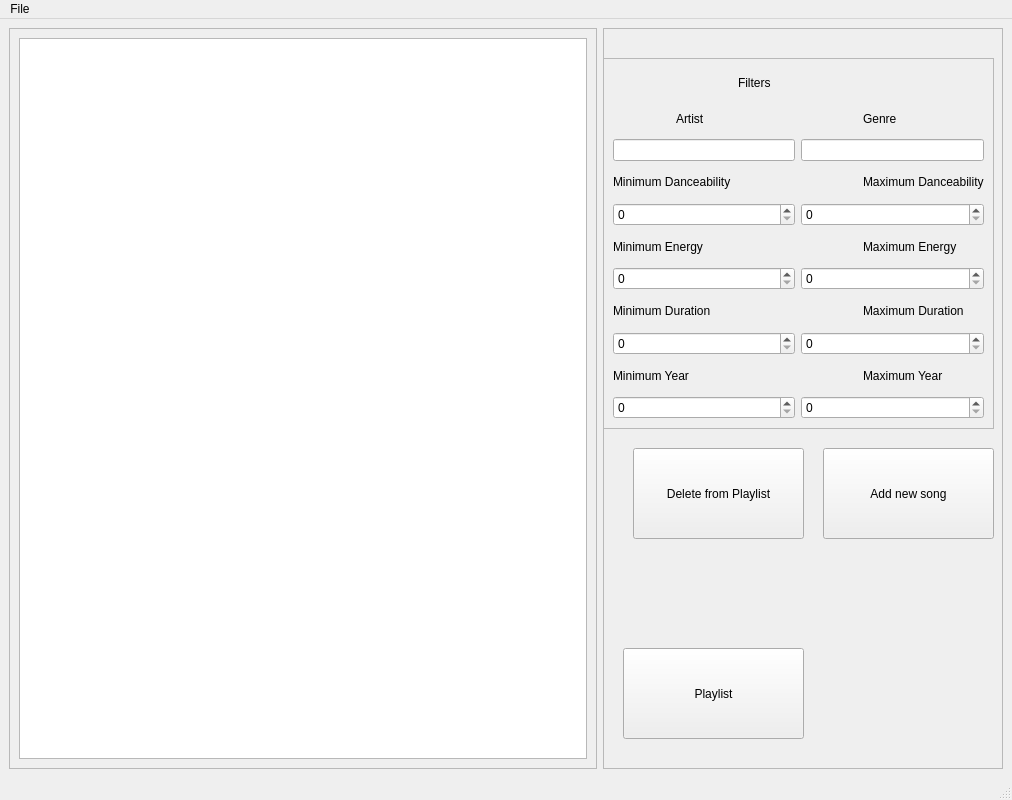
feddes/dsba-itop2022-hw, file mainwindow.ui: the form before one commit.
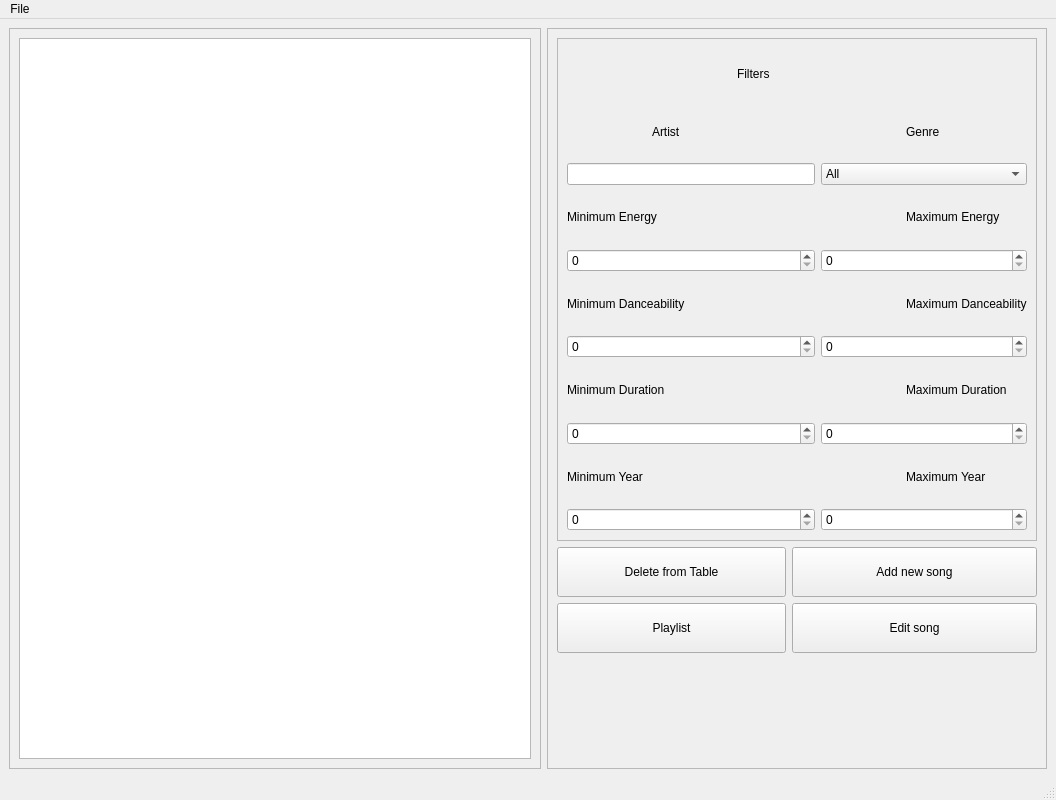
The form after the commit. Icons and pictures are not drawn.

```diff
--- a/mainwindow.ui
+++ b/mainwindow.ui
@@ -6,7 +6,7 @@
    <rect>
     <x>0</x>
     <y>0</y>
-    <width>1012</width>
+    <width>1056</width>
     <height>800</height>
    </rect>
   </property>
@@ -77,7 +77,7 @@
      <widget class="QFrame" name="frame_2">
       <property name="minimumSize">
        <size>
-        <width>400</width>
+        <width>500</width>
         <height>580</height>
        </size>
       </property>
@@ -99,92 +99,28 @@
       <property name="frameShadow">
        <enum>QFrame::Raised</enum>
       </property>
-      <widget class="QPushButton" name="Playlist">
-       <property name="geometry">
-        <rect>
-         <x>20</x>
-         <y>620</y>
-         <width>181</width>
-         <height>91</height>
-        </rect>
-       </property>
-       <property name="styleSheet">
-        <string notr="true">font: 22pt &quot;Segoe UI&quot;;</string>
+      <layout class="QGridLayout" name="gridLayout_4">
+       <item row="1" column="2">
+        <widget class="QPushButton" name="Add">
+         <property name="minimumSize">
+          <size>
+           <width>240</width>
+           <height>50</height>
+          </size>
+         </property>
+         <property name="maximumSize">
+          <size>
+           <width>16777215</width>
+           <height>80</height>
+          </size>
        </property>
        <property name="text">
-        <string>Playlist</string>
-       </property>
-      </widget>
-      <widget class="QPushButton" name="SaveCSV">
-       <property name="geometry">
-        <rect>
-         <x>30</x>
-         <y>525</y>
-         <width>71</width>
-         <height>71</height>
-        </rect>
-       </property>
-       <property name="styleSheet">
-        <string notr="true">#SaveCSV{
-background-color: transparent;
-border-image: url(save.png);
-background: none;
-border: none;
-background-repeat: none;
-}</string>
-       </property>
-       <property name="text">
-        <string/>
-       </property>
-      </widget>
-      <widget class="QPushButton" name="AddToPlaylist">
-       <property name="geometry">
-        <rect>
-         <x>120</x>
-         <y>525</y>
-         <width>81</width>
-         <height>71</height>
-        </rect>
-       </property>
-       <property name="styleSheet">
-        <string notr="true">#AddToPlaylist {
-background-color: transparent;
-border-image: url(empty-heart.png);
-background: none;
-border: none;
-background-repeat: none;
-}
-#AddToPlaylist:pressed
-{
-   border-image: url(heart.jpg);
-}</string>
-       </property>
-       <property name="text">
-        <string/>
-       </property>
-      </widget>
-      <widget class="QPushButton" name="DeleteFromPL">
-       <property name="geometry">
-        <rect>
-         <x>30</x>
-         <y>420</y>
-         <width>171</width>
-         <height>91</height>
-        </rect>
-       </property>
-       <property name="text">
-        <string>Delete from Playlist</string>
-       </property>
-      </widget>
+          <string>Add new song</string>
+         </property>
+        </widget>
+       </item>
+       <item row="0" column="0" colspan="3">
       <widget class="QFrame" name="frame_3">
-       <property name="geometry">
-        <rect>
-         <x>0</x>
-         <y>30</y>
-         <width>391</width>
-         <height>371</height>
-        </rect>
-       </property>
        <property name="frameShape">
         <enum>QFrame::StyledPanel</enum>
        </property>
@@ -202,16 +138,13 @@
         <item row="6" column="4">
          <widget class="QLabel" name="label_7">
           <property name="text">
-           <string>Maximum Energy</string>
+             <string>Maximum Danceability</string>
           </property>
          </widget>
         </item>
         <item row="9" column="0" colspan="3">
          <widget class="QSpinBox" name="minDur"/>
         </item>
-        <item row="3" column="3" colspan="2">
-         <widget class="QLineEdit" name="Genre"/>
-        </item>
         <item row="2" column="1">
          <widget class="QLabel" name="label_2">
           <property name="text">
@@ -232,14 +165,14 @@
         <item row="6" column="0" colspan="2">
          <widget class="QLabel" name="label_6">
           <property name="text">
-           <string>Minimum Energy</string>
+             <string>Minimum Danceability</string>
           </property>
          </widget>
         </item>
         <item row="4" column="4">
          <widget class="QLabel" name="label_5">
           <property name="text">
-           <string>Maximum Danceability</string>
+             <string>Maximum Energy</string>
           </property>
          </widget>
         </item>
@@ -252,7 +185,7 @@
         <item row="4" column="0" colspan="2">
          <widget class="QLabel" name="label_4">
           <property name="text">
-           <string>Minimum Danceability</string>
+             <string>Minimum Energy</string>
           </property>
          </widget>
         </item>
@@ -299,21 +232,115 @@
           </property>
          </widget>
         </item>
-       </layout>
-      </widget>
-      <widget class="QPushButton" name="Add">
-       <property name="geometry">
-        <rect>
-         <x>220</x>
-         <y>420</y>
-         <width>171</width>
-         <height>91</height>
-        </rect>
+          <item row="3" column="3" colspan="2">
+           <widget class="QComboBox" name="Genre">
+            <item>
+             <property name="text">
+              <string>All</string>
+             </property>
+            </item>
+           </widget>
+          </item>
+         </layout>
+        </widget>
+       </item>
+       <item row="1" column="0" colspan="2">
+        <widget class="QPushButton" name="DeleteFromPL">
+         <property name="minimumSize">
+          <size>
+           <width>0</width>
+           <height>50</height>
+          </size>
        </property>
        <property name="text">
-        <string>Add new song</string>
-       </property>
-      </widget>
+          <string>Delete from Table</string>
+         </property>
+        </widget>
+       </item>
+       <item row="4" column="0" colspan="2">
+        <widget class="QPushButton" name="Playlist">
+         <property name="minimumSize">
+          <size>
+           <width>0</width>
+           <height>50</height>
+          </size>
+         </property>
+         <property name="styleSheet">
+          <string notr="true">font: 22pt &quot;Segoe UI&quot;;</string>
+         </property>
+         <property name="text">
+          <string>Playlist</string>
+         </property>
+        </widget>
+       </item>
+       <item row="5" column="2">
+        <widget class="QPushButton" name="SaveCSV">
+         <property name="minimumSize">
+          <size>
+           <width>245</width>
+           <height>100</height>
+          </size>
+         </property>
+         <property name="maximumSize">
+          <size>
+           <width>200</width>
+           <height>16777215</height>
+          </size>
+         </property>
+         <property name="styleSheet">
+          <string notr="true">#SaveCSV{
+background-color: transparent;
+border-image: url(save.png);
+background: none;
+border: none;
+background-repeat: none;
+}</string>
+         </property>
+         <property name="text">
+          <string/>
+         </property>
+        </widget>
+       </item>
+       <item row="5" column="1">
+        <widget class="QPushButton" name="AddToPlaylist">
+         <property name="minimumSize">
+          <size>
+           <width>220</width>
+           <height>100</height>
+          </size>
+         </property>
+         <property name="styleSheet">
+          <string notr="true">#AddToPlaylist {
+background-color: transparent;
+border-image: url(empty-heart.png);
+background: none;
+border: none;
+background-repeat: none;
+}
+#AddToPlaylist:pressed
+{
+   border-image: url(heart.jpg);
+}</string>
+         </property>
+         <property name="text">
+          <string/>
+         </property>
+        </widget>
+       </item>
+       <item row="4" column="2">
+        <widget class="QPushButton" name="pushButton">
+         <property name="maximumSize">
+          <size>
+           <width>16777215</width>
+           <height>80</height>
+          </size>
+         </property>
+         <property name="text">
+          <string>Edit song</string>
+         </property>
+        </widget>
+       </item>
+      </layout>
      </widget>
     </item>
    </layout>
@@ -323,8 +350,8 @@
     <rect>
      <x>0</x>
      <y>0</y>
-     <width>1012</width>
-     <height>21</height>
+     <width>1056</width>
+     <height>25</height>
     </rect>
    </property>
    <widget class="QMenu" name="menuFile">
```
Lines whose indentation alone changed are shown as unchanged.
